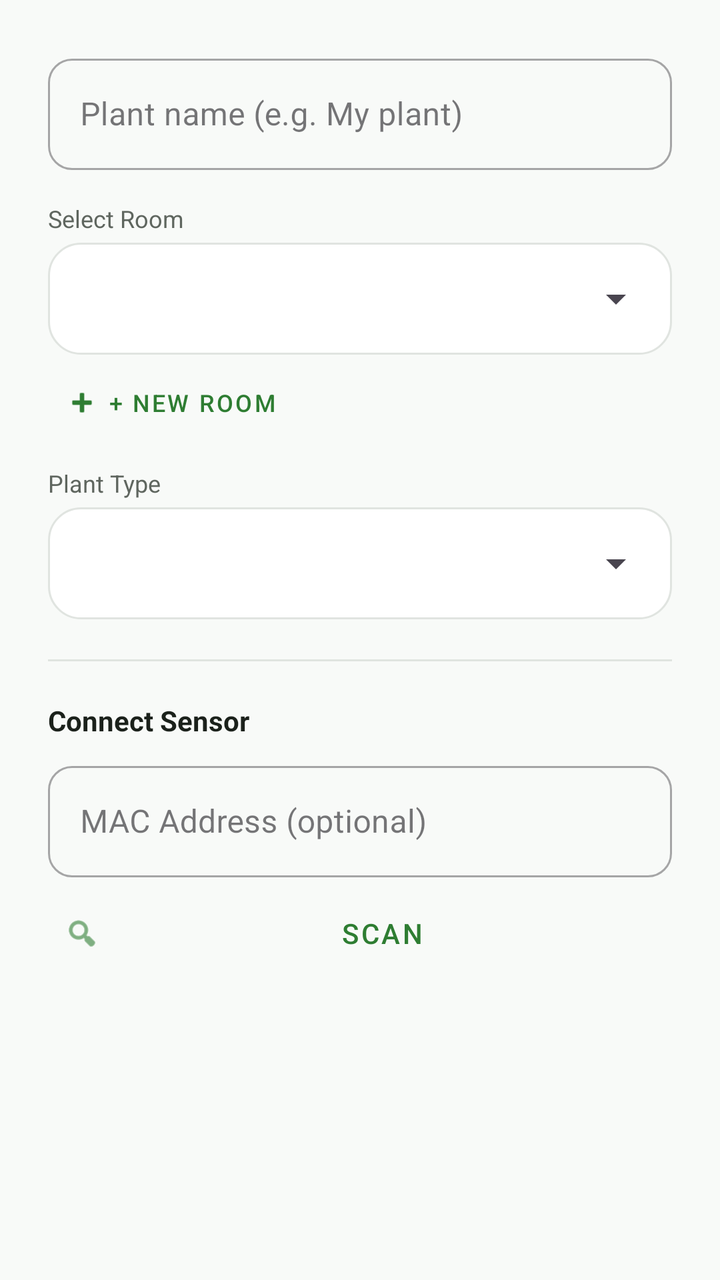
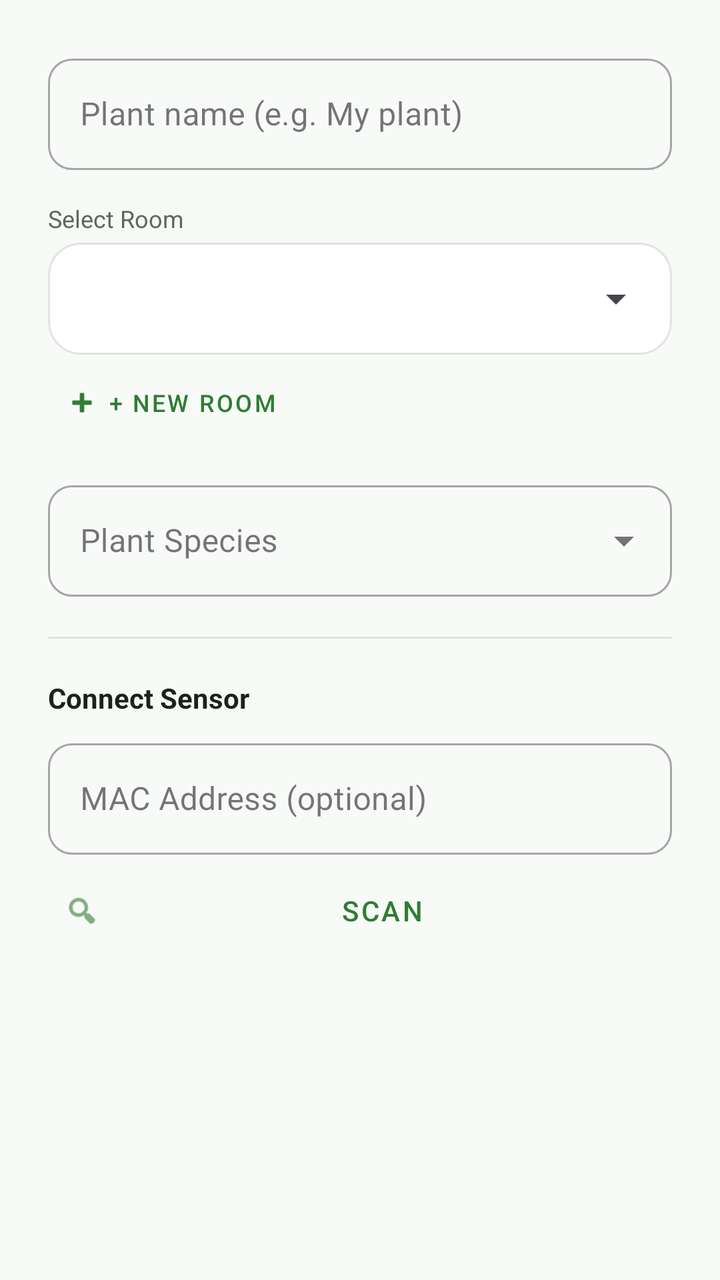

Screens rendered from an Android XML layout before and after an edit, with the pre-edit source and the edit as a unified diff.
<!-- AndroidManifest.xml: application theme Theme.Plant_sensor -->
<!-- res/layout/dialog_add_plant.xml -->
<?xml version="1.0" encoding="utf-8"?>
<LinearLayout xmlns:android="http://schemas.android.com/apk/res/android"
    xmlns:app="http://schemas.android.com/apk/res-auto"
    android:layout_width="match_parent"
    android:layout_height="wrap_content"
    android:orientation="vertical"
    android:padding="24dp">

    <com.google.android.material.textfield.TextInputLayout
        style="@style/Widget.MaterialComponents.TextInputLayout.OutlinedBox"
        android:layout_width="match_parent"
        android:layout_height="wrap_content"
        android:hint="@string/hint_plant_name"
        app:boxCornerRadiusBottomEnd="12dp"
        app:boxCornerRadiusBottomStart="12dp"
        app:boxCornerRadiusTopEnd="12dp"
        app:boxCornerRadiusTopStart="12dp">

        <com.google.android.material.textfield.TextInputEditText
            android:id="@+id/editPlantName"
            android:layout_width="match_parent"
            android:layout_height="wrap_content"
            android:inputType="textCapSentences" />
    </com.google.android.material.textfield.TextInputLayout>

    <TextView
        android:layout_width="match_parent"
        android:layout_height="wrap_content"
        android:text="@string/label_room_select"
        android:textSize="12sp"
        android:textColor="@color/text_secondary"
        android:layout_marginTop="16dp"
        android:layout_marginBottom="4dp" />

    <FrameLayout
        android:layout_width="match_parent"
        android:layout_height="wrap_content"
        android:background="@drawable/room_card_bg"
        android:padding="4dp">
        <Spinner
            android:id="@+id/spinnerRoom"
            android:layout_width="match_parent"
            android:layout_height="48dp" />
    </FrameLayout>

    <com.google.android.material.button.MaterialButton
        android:id="@+id/buttonAddRoom"
        style="@style/Widget.MaterialComponents.Button.TextButton"
        android:layout_width="wrap_content"
        android:layout_height="wrap_content"
        android:text="@string/button_add_room"
        android:textSize="12sp"
        app:icon="@android:drawable/ic_input_add" />

    <TextView
        android:layout_width="match_parent"
        android:layout_height="wrap_content"
        android:text="@string/label_plant_type"
        android:textSize="12sp"
        android:textColor="@color/text_secondary"
        android:layout_marginTop="8dp"
        android:layout_marginBottom="4dp" />

    <FrameLayout
        android:layout_width="match_parent"
        android:layout_height="wrap_content"
        android:background="@drawable/room_card_bg"
        android:padding="4dp">
        <Spinner
            android:id="@+id/spinnerSpecies"
            android:layout_width="match_parent"
            android:layout_height="48dp" />
    </FrameLayout>

    <View
        android:layout_width="match_parent"
        android:layout_height="1dp"
        android:background="@color/divider"
        android:layout_marginVertical="20dp" />

    <TextView
        android:layout_width="match_parent"
        android:layout_height="wrap_content"
        android:text="@string/label_sensor_connect"
        android:textStyle="bold"
        android:textColor="@color/text_main" />

    <com.google.android.material.textfield.TextInputLayout
        style="@style/Widget.MaterialComponents.TextInputLayout.OutlinedBox"
        android:layout_width="match_parent"
        android:layout_height="wrap_content"
        android:hint="@string/hint_sensor_mac"
        android:layout_marginTop="8dp"
        app:boxCornerRadiusBottomEnd="12dp"
        app:boxCornerRadiusBottomStart="12dp"
        app:boxCornerRadiusTopEnd="12dp"
        app:boxCornerRadiusTopStart="12dp">

        <com.google.android.material.textfield.TextInputEditText
            android:id="@+id/editSensorMac"
            android:layout_width="match_parent"
            android:layout_height="wrap_content"
            android:inputType="textCapCharacters"
            android:maxLines="1" />
    </com.google.android.material.textfield.TextInputLayout>

    <com.google.android.material.button.MaterialButton
        android:id="@+id/buttonScanSensor"
        style="@style/Widget.MaterialComponents.Button.TextButton"
        android:layout_width="match_parent"
        android:layout_height="wrap_content"
        android:text="@string/button_scan"
        android:layout_marginTop="4dp"
        app:icon="@android:drawable/ic_menu_search" />

</LinearLayout>
<!-- resources referenced by this layout -->
<resources>
  <color name="divider">#E0E4E0</color>
  <color name="text_main">#1B211B</color>
  <color name="text_secondary">#5F665F</color>
  <!-- drawable room_card_bg (drawable) -->
  <?xml version="1.0" encoding="utf-8"?>
  <shape xmlns:android="http://schemas.android.com/apk/res/android">
      <solid android:color="@color/surface" />
      <corners android:radius="16dp" />
      <stroke
          android:width="1dp"
          android:color="#E0E4E0" />
  </shape>
  <string name="button_add_room">+ New Room</string>
  <string name="button_scan">Scan</string>
  <string name="hint_plant_name">Plant name (e.g. My plant)</string>
  <string name="hint_sensor_mac">MAC Address (optional)</string>
  <string name="label_plant_type">Plant Type</string>
  <string name="label_room_select">Select Room</string>
  <string name="label_sensor_connect">Connect Sensor</string>
  <style name="Theme.Plant_sensor" parent="Base.Theme.Plant_sensor" />
  <color name="surface">#FFFFFF</color>
  <style name="Base.Theme.Plant_sensor" parent="Theme.Material3.DayNight.NoActionBar">
          <item name="colorPrimary">@color/primary</item>
          <item name="colorOnPrimary">@color/surface</item>
          <item name="colorPrimaryContainer">@color/primary_light</item>
          <item name="colorOnPrimaryContainer">@color/primary_dark</item>
  
          <item name="android:windowBackground">@color/background_light</item>
          <item name="android:statusBarColor">@color/background_light</item>
          <item name="android:windowLightStatusBar">true</item>
      </style>
  <color name="primary">#2E7D32</color>
  <color name="primary_light">#E8F5E9</color>
  <color name="primary_dark">#1B5E20</color>
  <color name="background_light">#F8FAF8</color>
</resources>

<!-- the commit's change to res/layout/dialog_add_plant.xml (unified diff, before → after) -->
@@ -52,25 +52,23 @@
         android:textSize="12sp"
         app:icon="@android:drawable/ic_input_add" />
 
-    <TextView
+    <com.google.android.material.textfield.TextInputLayout
+        style="@style/Widget.MaterialComponents.TextInputLayout.OutlinedBox.ExposedDropdownMenu"
         android:layout_width="match_parent"
         android:layout_height="wrap_content"
-        android:text="@string/label_plant_type"
-        android:textSize="12sp"
-        android:textColor="@color/text_secondary"
-        android:layout_marginTop="8dp"
-        android:layout_marginBottom="4dp" />
+        android:hint="@string/label_plant_type"
+        android:layout_marginTop="12dp"
+        app:boxCornerRadiusBottomEnd="12dp"
+        app:boxCornerRadiusBottomStart="12dp"
+        app:boxCornerRadiusTopEnd="12dp"
+        app:boxCornerRadiusTopStart="12dp">
 
-    <FrameLayout
-        android:layout_width="match_parent"
-        android:layout_height="wrap_content"
-        android:background="@drawable/room_card_bg"
-        android:padding="4dp">
-        <Spinner
-            android:id="@+id/spinnerSpecies"
+        <AutoCompleteTextView
+            android:id="@+id/editSpecies"
             android:layout_width="match_parent"
-            android:layout_height="48dp" />
-    </FrameLayout>
+            android:layout_height="wrap_content"
+            android:inputType="text" />
+    </com.google.android.material.textfield.TextInputLayout>
 
     <View
         android:layout_width="match_parent"
<!-- resource entries referenced after the edit -->
@@ -16,7 +16,7 @@
   <string name="button_scan">Scan</string>
   <string name="hint_plant_name">Plant name (e.g. My plant)</string>
   <string name="hint_sensor_mac">MAC Address (optional)</string>
-  <string name="label_plant_type">Plant Type</string>
+  <string name="label_plant_type">Plant Species</string>
   <string name="label_room_select">Select Room</string>
   <string name="label_sensor_connect">Connect Sensor</string>
   <style name="Theme.Plant_sensor" parent="Base.Theme.Plant_sensor" />
